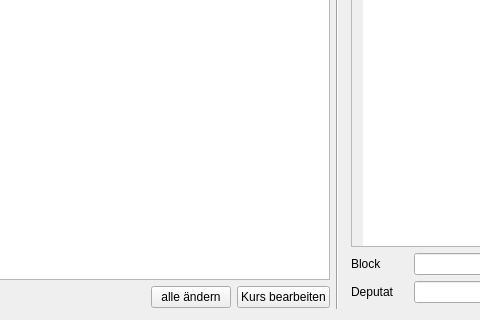
This is WZ/program-data/ui/course_editor.ui in gradgrind/WZS as Qt 5 draws it before an edit; both pictures show x 463 to 943 and y 398 to 718 of the 1139 by 718 pixel window. The edited form follows.
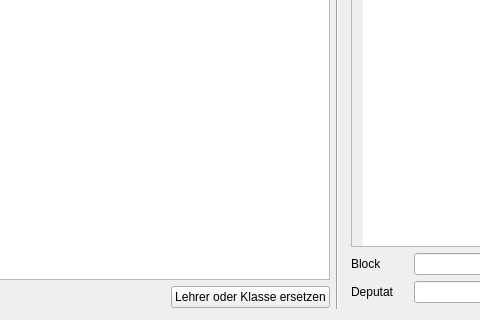
This is the edited form. Icons and pictures are not drawn.

```diff
--- a/WZ/program-data/ui/course_editor.ui
+++ b/WZ/program-data/ui/course_editor.ui
@@ -294,15 +294,11 @@
        </item>
        <item>
         <widget class="QPushButton" name="pb_change_all">
-         <property name="text">
-          <string>alle ändern</string>
+         <property name="toolTip">
+          <string>&lt;html&gt;&lt;head/&gt;&lt;body&gt;&lt;p&gt;Alle Vorkommnisse einer Lehrkraft bzw. Klasse in dieser Tabelle durch eine andere ersetzen.&lt;/p&gt;&lt;/body&gt;&lt;/html&gt;</string>
          </property>
-        </widget>
-       </item>
-       <item>
-        <widget class="QPushButton" name="pb_edit_course">
          <property name="text">
-          <string>Kurs bearbeiten</string>
+          <string>Lehrer oder Klasse ersetzen</string>
          </property>
         </widget>
        </item>
```
Left out of the diff: 1 changed line with no effect on the pictures.
